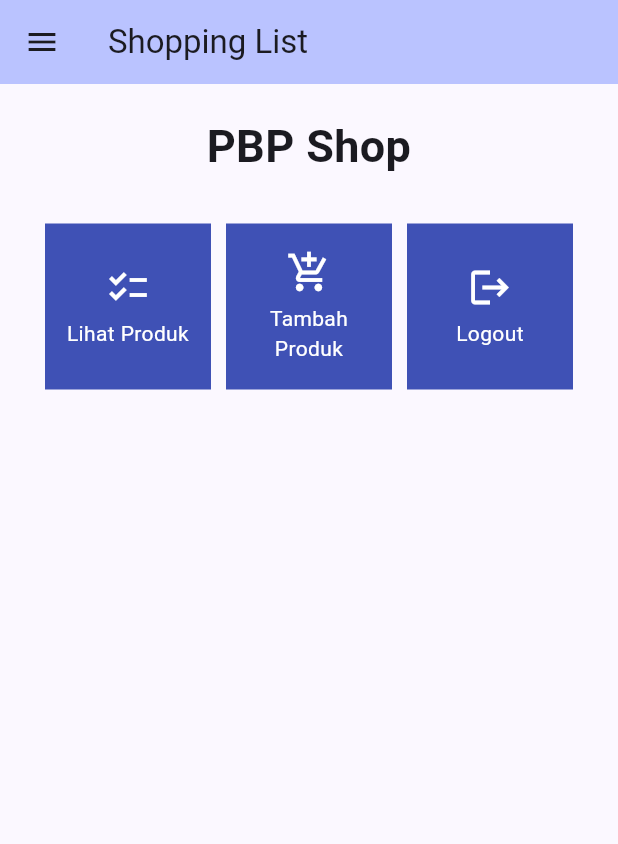
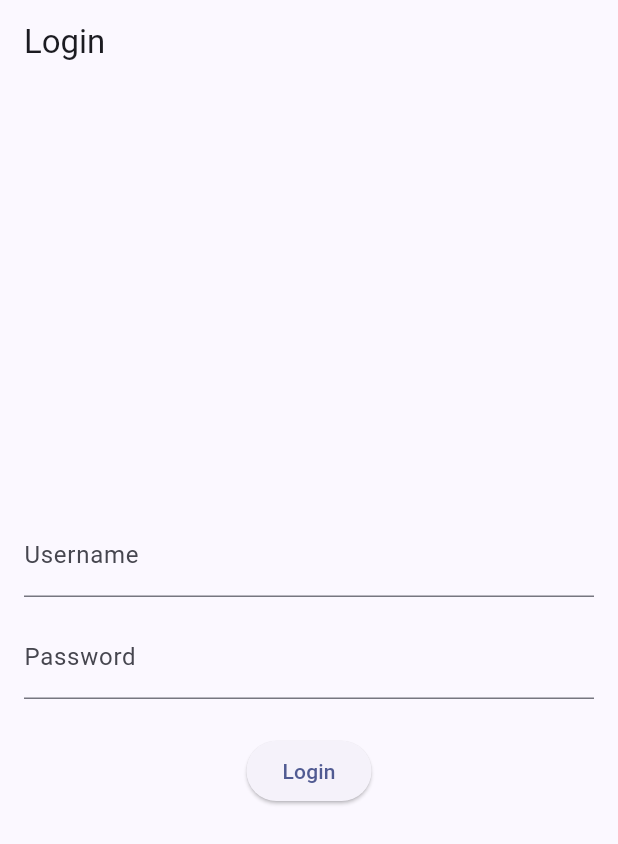
Before and after one commit to rontrying/shopping-list-mobile, a Flutter app: the screen it shows after launch, on a phone screen of 412 x 824 dp. Shown: the top 844 px of the screen. Run offline on Flutter 3.47's test engine with Material 2 defaults, Android fonts, the phone set to English and light mode, and no system bars; missing offline and left inert: pbp_django_auth.

Commit message:
selesai tutorial 8

```diff
--- a/lib/main.dart
+++ b/lib/main.dart
@@ -1,5 +1,9 @@
 import 'package:flutter/material.dart';
+import 'package:pbp_django_auth/pbp_django_auth.dart';
+import 'package:provider/provider.dart';
+import 'package:shopping_list/screens/login.dart';
 import 'package:shopping_list/screens/menu.dart';
+
 void main() {
   runApp(const MyApp());
 }
@@ -10,28 +14,19 @@ class MyApp extends StatelessWidget {
   // This widget is the root of your application.
   @override
   Widget build(BuildContext context) {
-    return MaterialApp(
-      title: 'Flutter Demo',
-      theme: ThemeData(
-        // This is the theme of your application.
-        //
-        // TRY THIS: Try running your application with "flutter run". You'll see
-        // the application has a blue toolbar. Then, without quitting the app,
-        // try changing the seedColor in the colorScheme below to Colors.green
-        // and then invoke "hot reload" (save your changes or press the "hot
-        // reload" button in a Flutter-supported IDE, or press "r" if you used
-        // the command line to start the app).
-        //
-        // Notice that the counter didn't reset back to zero; the application
-        // state is not lost during the reload. To reset the state, use hot
-        // restart instead.
-        //
-        // This works for code too, not just values: Most code changes can be
-        // tested with just a hot reload.
-        colorScheme: ColorScheme.fromSeed(seedColor: Colors.indigo),
-        useMaterial3: true,
+    return Provider(
+      create: (_) {
+        CookieRequest request = CookieRequest();
+        return request;
+      },
+      child: MaterialApp(
+        title: 'Flutter App',
+        theme: ThemeData(
+          colorScheme: ColorScheme.fromSeed(seedColor: Colors.indigo),
+          useMaterial3: true,
+        ),
+        home: const LoginPage(),
       ),
-      home: MyHomePage(),
     );
   }
 }
--- /dev/null
+++ b/lib/screens/login.dart
@@ -0,0 +1,114 @@
+import 'package:shopping_list/screens/menu.dart';
+import 'package:flutter/material.dart';
+import 'package:pbp_django_auth/pbp_django_auth.dart';
+import 'package:provider/provider.dart';
+
+void main() {
+  runApp(const LoginApp());
+}
+
+class LoginApp extends StatelessWidget {
+  const LoginApp({super.key});
+
+  @override
+  Widget build(BuildContext context) {
+    return MaterialApp(
+      title: 'Login',
+      theme: ThemeData(
+        primarySwatch: Colors.blue,
+      ),
+      home: const LoginPage(),
+    );
+  }
+}
+
+class LoginPage extends StatefulWidget {
+  const LoginPage({super.key});
+
+  @override
+  _LoginPageState createState() => _LoginPageState();
+}
+
+class _LoginPageState extends State<LoginPage> {
+  final TextEditingController _usernameController = TextEditingController();
+  final TextEditingController _passwordController = TextEditingController();
+
+  @override
+  Widget build(BuildContext context) {
+    final request = context.watch<CookieRequest>();
+    return Scaffold(
+      appBar: AppBar(
+        title: const Text('Login'),
+      ),
+      body: Container(
+        padding: const EdgeInsets.all(16.0),
+        child: Column(
+          mainAxisAlignment: MainAxisAlignment.center,
+          children: [
+            TextField(
+              controller: _usernameController,
+              decoration: const InputDecoration(
+                labelText: 'Username',
+              ),
+            ),
+            const SizedBox(height: 12.0),
+            TextField(
+              controller: _passwordController,
+              decoration: const InputDecoration(
+                labelText: 'Password',
+              ),
+              obscureText: true,
+            ),
+            const SizedBox(height: 24.0),
+            ElevatedButton(
+              onPressed: () async {
+                String username = _usernameController.text;
+                String password = _passwordController.text;
+
+                // Cek kredensial
+                // TODO: Ganti URL dan jangan lupa tambahkan trailing slash (/) di akhir URL!
+                // Untuk menyambungkan Android emulator dengan Django pada localhost,
+                // gunakan URL http://10.0.2.2/
+                final response =
+                    await request.login("http://127.0.0.1:8000/auth/login/", {
+                  'username': username,
+                  'password': password,
+                });
+
+                if (request.loggedIn) {
+                  String message = response['message'];
+                  String uname = response['username'];
+                  Navigator.pushReplacement(
+                    context,
+                    MaterialPageRoute(builder: (context) => MyHomePage()),
+                  );
+                  ScaffoldMessenger.of(context)
+                    ..hideCurrentSnackBar()
+                    ..showSnackBar(SnackBar(
+                        content: Text("$message Selamat datang, $uname.")));
+                } else {
+                  showDialog(
+                    context: context,
+                    builder: (context) => AlertDialog(
+                      title: const Text('Login Gagal'),
+                      content: Text(response['message']),
+                      actions: [
+                        TextButton(
+                          child: const Text('OK'),
+                          onPressed: () {
+                            Navigator.pop(context);
+                          },
+                        ),
+                      ],
+                    ),
+                  );
+                }
+              },
+              child: const Text('Login'),
+            ),
+          ],
+        ),
+      ),
+    );
+  }
+}
--- a/lib/screens/menu.dart
+++ b/lib/screens/menu.dart
@@ -1,6 +1,8 @@
 import 'package:flutter/material.dart';
 import 'package:shopping_list/widgets/left_drawer.dart';
 import 'package:shopping_list/widgets/shop_card.dart';
+
+
 class MyHomePage extends StatelessWidget {
   MyHomePage({Key? key}) : super(key: key);
 
--- a/pubspec.yaml
+++ b/pubspec.yaml
@@ -35,6 +35,9 @@ dependencies:
   # The following adds the Cupertino Icons font to your application.
   # Use with the CupertinoIcons class for iOS style icons.
   cupertino_icons: ^1.0.2
+  provider: ^6.1.1
+  pbp_django_auth: ^0.3.1
+  http: ^0.13.6
 
 dev_dependencies:
   flutter_test:
```
Also changed, not shown: form_sample/analysis_options.yaml (deleted, +0 -28 lines), form_sample/lib/main.dart (deleted, +0 -66 lines), form_sample/pubspec.yaml (deleted, +0 -90 lines), lib/models/product.dart (added, +67 -0 lines), lib/screens/list_product.dart (added, +89 -0 lines), lib/screens/shoplist_form.dart (+39 -34 lines), lib/widgets/left_drawer.dart (+16 -2 lines), lib/widgets/shop_card.dart (+32 -4 lines), form_sample/pubspec.lock (deleted), pubspec.lock, 125 other files.
